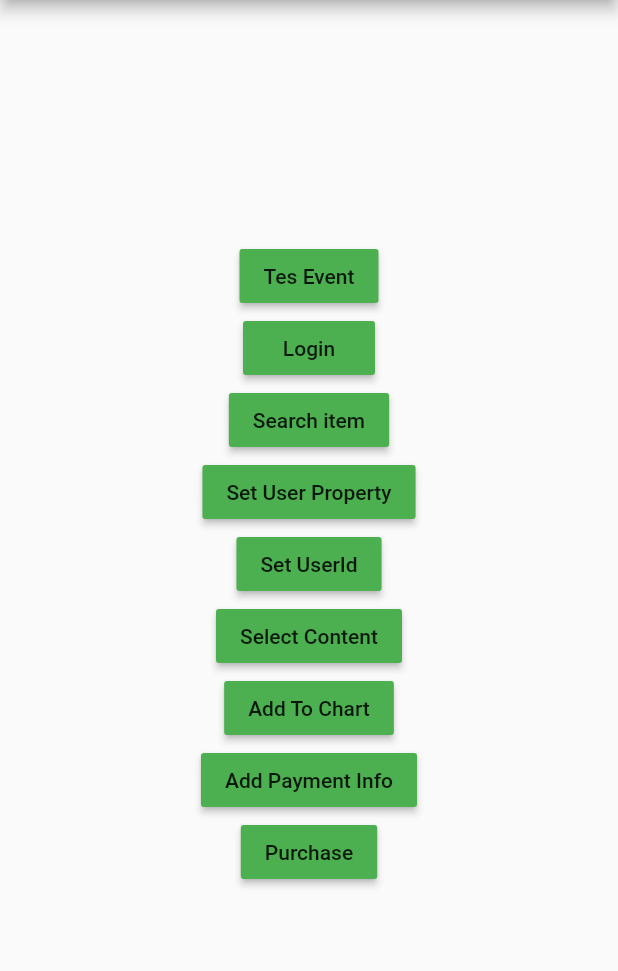
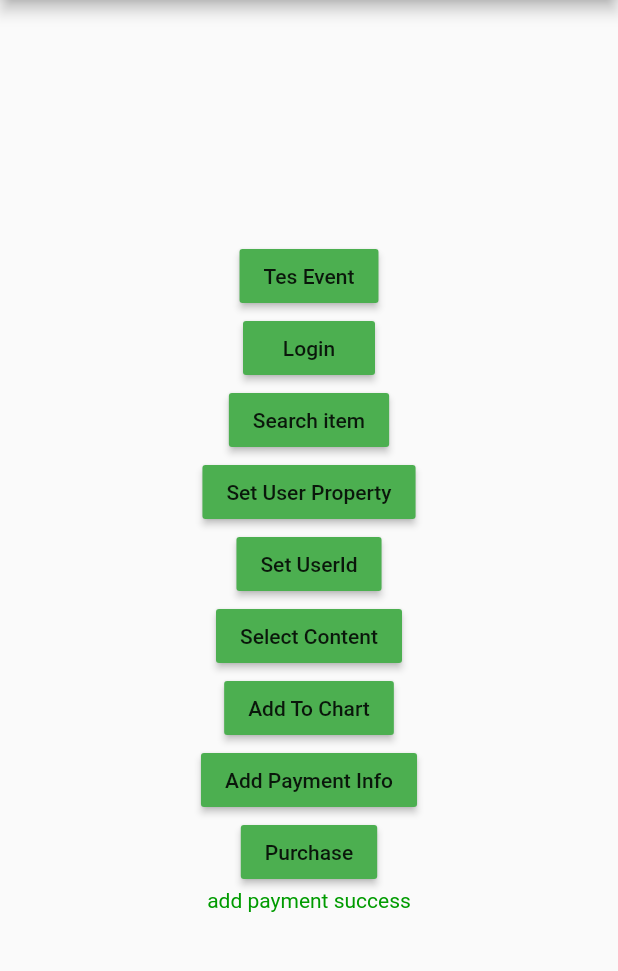
Before and after one commit to widanoer/firebase_analytics_flutter, a Flutter app: the screen it shows after launch, after a tap on "Add Payment Info", on a phone screen of 412 x 824 dp, the part 84-1055 px from its top. Run offline on Flutter 3.47's test engine with Material 2 defaults, Android fonts, the phone set to English and light mode, and no system bars; our stand-ins replace firebase_analytics; accounts and stored records are empty.

Commit message:
set message add to chart and purchase event

```diff
--- a/lib/main.dart
+++ b/lib/main.dart
@@ -103,11 +103,13 @@ class _MyHomePageState extends State<MyHomePage> {
 
   Future<void> _addPaymentInfo() async {
     await analytics.logAddPaymentInfo();
+    setMessage('add payment success');
   }
 
   Future<void> _purchaseItem() async {
     await analytics.logEcommercePurchase(
         currency: 'IDR', value: 100000, transactionId: '1234');
+    setMessage('purchase success');
   }
 
   @override
```
